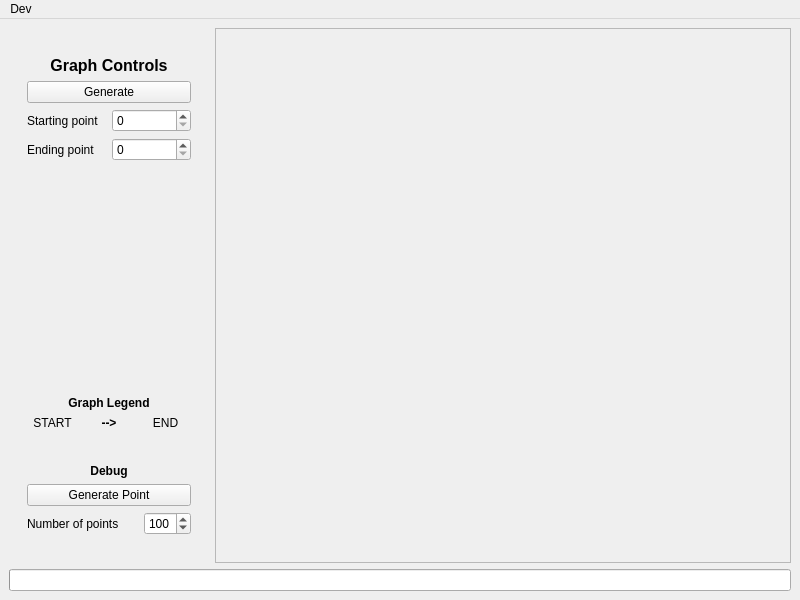
Before: the Qt Designer form mainwindow.ui in dissxlvd/maddevs-trial, drawn with Qt 5.
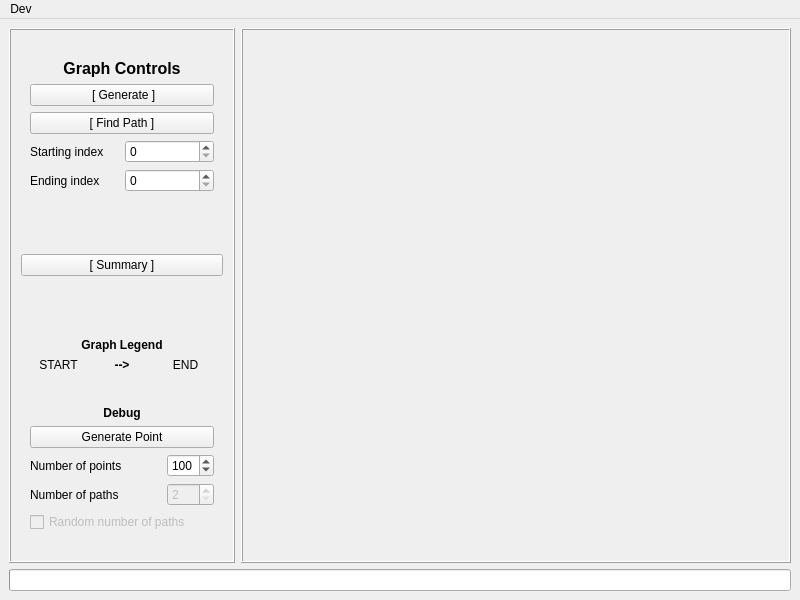
After: the same form once the commit is applied.

Patch:
```diff
--- a/mainwindow.ui
+++ b/mainwindow.ui
@@ -21,6 +21,58 @@
   </property>
   <widget class="QWidget" name="centralwidget">
    <layout class="QGridLayout" name="gridLayout">
+    <item row="1" column="0" colspan="4">
+     <widget class="QProgressBar" name="taskProgress">
+      <property name="sizePolicy">
+       <sizepolicy hsizetype="Expanding" vsizetype="Fixed">
+        <horstretch>0</horstretch>
+        <verstretch>0</verstretch>
+       </sizepolicy>
+      </property>
+      <property name="baseSize">
+       <size>
+        <width>0</width>
+        <height>0</height>
+       </size>
+      </property>
+      <property name="autoFillBackground">
+       <bool>false</bool>
+      </property>
+      <property name="value">
+       <number>0</number>
+      </property>
+      <property name="alignment">
+       <set>Qt::AlignmentFlag::AlignBottom|Qt::AlignmentFlag::AlignHCenter</set>
+      </property>
+      <property name="format">
+       <string notr="true"/>
+      </property>
+     </widget>
+    </item>
+    <item row="0" column="0">
+     <widget class="QFrame" name="frame_2">
+      <property name="frameShape">
+       <enum>QFrame::Shape::Box</enum>
+      </property>
+      <property name="frameShadow">
+       <enum>QFrame::Shadow::Raised</enum>
+      </property>
+      <layout class="QGridLayout" name="gridLayout_8">
+       <property name="leftMargin">
+        <number>1</number>
+       </property>
+       <property name="topMargin">
+        <number>1</number>
+       </property>
+       <property name="rightMargin">
+        <number>1</number>
+       </property>
+       <property name="bottomMargin">
+        <number>1</number>
+       </property>
+       <property name="horizontalSpacing">
+        <number>6</number>
+       </property>
     <item row="0" column="0">
      <widget class="QWidget" name="settings" native="true">
       <property name="enabled">
@@ -34,7 +86,7 @@
       </property>
       <property name="minimumSize">
        <size>
-        <width>200</width>
+           <width>220</width>
         <height>0</height>
        </size>
       </property>
@@ -48,7 +100,7 @@
        <bool>false</bool>
       </property>
       <layout class="QGridLayout" name="gridLayout_2">
-       <item row="6" column="0">
+          <item row="8" column="0">
         <spacer name="verticalSpacer_4">
          <property name="orientation">
           <enum>Qt::Orientation::Vertical</enum>
@@ -64,7 +116,7 @@
          </property>
         </spacer>
        </item>
-       <item row="9" column="0">
+          <item row="11" column="0">
         <spacer name="verticalSpacer_2">
          <property name="orientation">
           <enum>Qt::Orientation::Vertical</enum>
@@ -96,7 +148,7 @@
          </property>
         </spacer>
        </item>
-       <item row="2" column="0">
+          <item row="4" column="0">
         <spacer name="verticalSpacer">
          <property name="orientation">
           <enum>Qt::Orientation::Vertical</enum>
@@ -109,7 +161,7 @@
          </property>
         </spacer>
        </item>
-       <item row="7" column="0">
+          <item row="9" column="0">
         <widget class="QWidget" name="debugMenu" native="true">
          <property name="enabled">
           <bool>true</bool>
@@ -121,6 +173,13 @@
           </sizepolicy>
          </property>
          <layout class="QGridLayout" name="gridLayout_4">
+             <item row="2" column="0">
+              <widget class="QLabel" name="pointsQtyLabel">
+               <property name="text">
+                <string>Number of points</string>
+               </property>
+              </widget>
+             </item>
           <item row="1" column="0" colspan="2">
            <widget class="QPushButton" name="generatePoint">
             <property name="text">
@@ -149,10 +208,23 @@
             </property>
            </widget>
           </item>
-          <item row="2" column="0">
-           <widget class="QLabel" name="label">
+             <item row="4" column="1">
+              <widget class="QSpinBox" name="pathsQty">
+               <property name="enabled">
+                <bool>false</bool>
+               </property>
+               <property name="minimum">
+                <number>2</number>
+               </property>
+               <property name="maximum">
+                <number>6</number>
+               </property>
+              </widget>
+             </item>
+             <item row="4" column="0">
+              <widget class="QLabel" name="pathsQtyLabel">
             <property name="text">
-             <string>Number of points</string>
+                <string>Number of paths</string>
             </property>
            </widget>
           </item>
@@ -181,23 +253,47 @@
             </property>
            </widget>
           </item>
+             <item row="5" column="0" colspan="2">
+              <widget class="QCheckBox" name="checkBox">
+               <property name="enabled">
+                <bool>false</bool>
+               </property>
+               <property name="text">
+                <string>Random number of paths</string>
+               </property>
+              </widget>
+             </item>
          </layout>
         </widget>
        </item>
        <item row="1" column="0">
         <widget class="QWidget" name="graphControls" native="true">
          <layout class="QGridLayout" name="gridLayout_6">
-          <item row="3" column="0">
+             <item row="4" column="0">
            <widget class="QLabel" name="spLabel">
             <property name="text">
-             <string>Starting point</string>
+                <string>Starting index</string>
             </property>
            </widget>
           </item>
-          <item row="4" column="0">
+             <item row="5" column="1">
+              <widget class="QSpinBox" name="epPos">
+               <property name="maximum">
+                <number>99</number>
+               </property>
+              </widget>
+             </item>
+             <item row="5" column="0">
            <widget class="QLabel" name="epLabel">
             <property name="text">
-             <string>Ending point</string>
+                <string>Ending index</string>
+               </property>
+              </widget>
+             </item>
+             <item row="4" column="1">
+              <widget class="QSpinBox" name="spPos">
+               <property name="maximum">
+                <number>99</number>
             </property>
            </widget>
           </item>
@@ -210,7 +306,7 @@
              </sizepolicy>
             </property>
             <property name="text">
-             <string>Generate</string>
+                <string> [ Generate ]</string>
             </property>
            </widget>
           </item>
@@ -230,24 +326,30 @@
             </property>
            </widget>
           </item>
-          <item row="3" column="1">
-           <widget class="QSpinBox" name="spPos">
-            <property name="maximum">
-             <number>99</number>
-            </property>
-           </widget>
-          </item>
-          <item row="4" column="1">
-           <widget class="QSpinBox" name="epPos">
-            <property name="maximum">
-             <number>99</number>
+             <item row="3" column="0" colspan="2">
+              <widget class="QPushButton" name="findPath">
+               <property name="text">
+                <string>[ Find Path ]</string>
             </property>
            </widget>
           </item>
          </layout>
         </widget>
        </item>
-       <item row="5" column="0">
+          <item row="2" column="0">
+           <spacer name="verticalSpacer_5">
+            <property name="orientation">
+             <enum>Qt::Orientation::Vertical</enum>
+            </property>
+            <property name="sizeHint" stdset="0">
+             <size>
+              <width>20</width>
+              <height>40</height>
+             </size>
+            </property>
+           </spacer>
+          </item>
+          <item row="7" column="0">
         <widget class="QWidget" name="graphLegend" native="true">
          <layout class="QGridLayout" name="gridLayout_5">
           <item row="1" column="2">
@@ -309,46 +411,43 @@
          </layout>
         </widget>
        </item>
+          <item row="3" column="0">
+           <widget class="QPushButton" name="showSummary">
+            <property name="enabled">
+             <bool>true</bool>
+            </property>
+            <property name="text">
+             <string>[ Summary ]</string>
+            </property>
+           </widget>
+          </item>
       </layout>
      </widget>
     </item>
-    <item row="1" column="0" colspan="3">
-     <widget class="QProgressBar" name="taskProgress">
-      <property name="sizePolicy">
-       <sizepolicy hsizetype="Expanding" vsizetype="Fixed">
-        <horstretch>0</horstretch>
-        <verstretch>0</verstretch>
-       </sizepolicy>
-      </property>
-      <property name="baseSize">
-       <size>
-        <width>0</width>
-        <height>0</height>
-       </size>
-      </property>
-      <property name="autoFillBackground">
-       <bool>false</bool>
-      </property>
-      <property name="value">
-       <number>0</number>
-      </property>
-      <property name="alignment">
-       <set>Qt::AlignmentFlag::AlignBottom|Qt::AlignmentFlag::AlignHCenter</set>
-      </property>
-      <property name="format">
-       <string notr="true"/>
-      </property>
+      </layout>
      </widget>
     </item>
-    <item row="0" column="1" colspan="2">
+    <item row="0" column="1" colspan="3">
      <widget class="QFrame" name="frame">
       <property name="frameShape">
-       <enum>QFrame::Shape::StyledPanel</enum>
+       <enum>QFrame::Shape::Box</enum>
       </property>
       <property name="frameShadow">
-       <enum>QFrame::Shadow::Sunken</enum>
+       <enum>QFrame::Shadow::Raised</enum>
       </property>
       <layout class="QGridLayout" name="gridLayout_7">
+       <property name="leftMargin">
+        <number>1</number>
+       </property>
+       <property name="topMargin">
+        <number>1</number>
+       </property>
+       <property name="rightMargin">
+        <number>1</number>
+       </property>
+       <property name="bottomMargin">
+        <number>1</number>
+       </property>
        <item row="0" column="0">
         <widget class="QWidget" name="graphView" native="true">
          <property name="autoFillBackground">
```
Left out of the diff: 2 changed lines with no effect on the pictures. Lines whose indentation alone changed are shown as unchanged.
